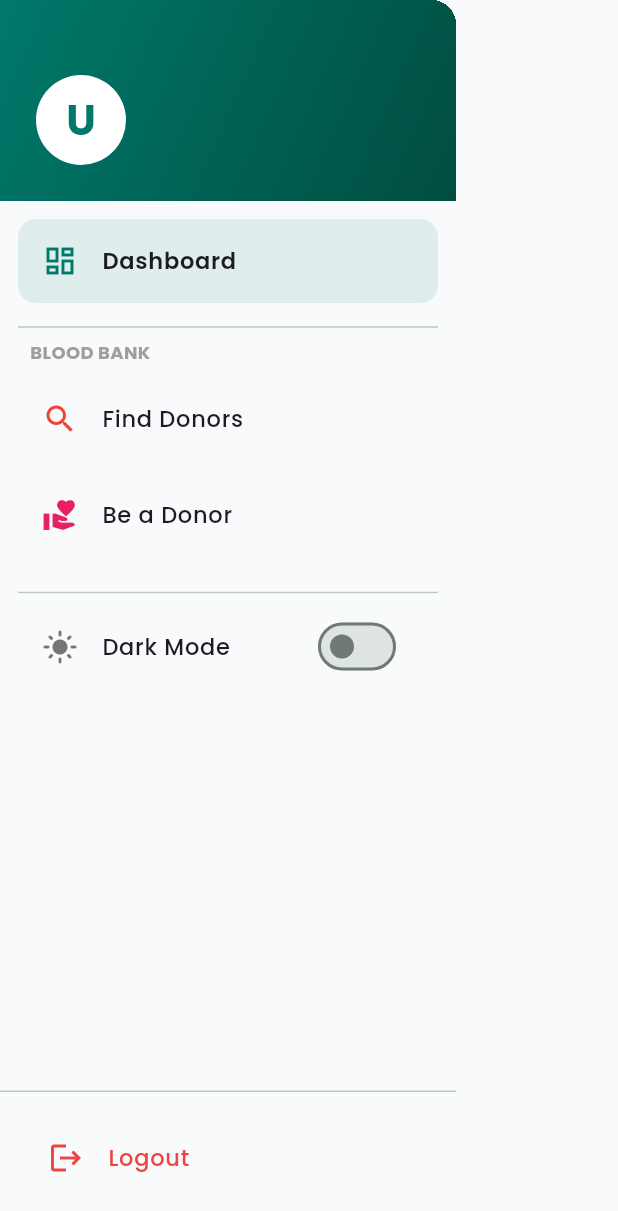
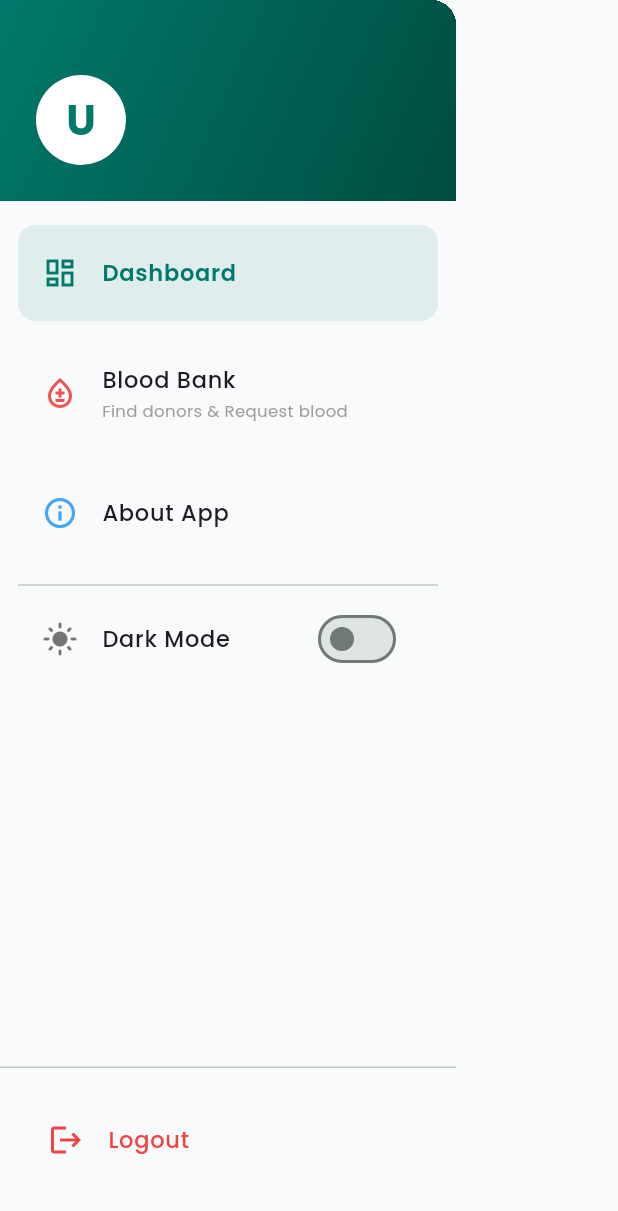
Before and after one commit to SH-Jisan/MXB2026-Dhaka-Syntax_samuraise-HealthSync, a Flutter app: the SideDrawer widget shown alone on an empty page, opened directly, on a phone screen of 412 x 824 dp. Shown: the top 1211 px of the screen. Run offline on Flutter 3.47's test engine with Material 3 defaults, Android fonts, the light colour scheme and no system bars; our stand-ins replace file_picker, firebase_core, firebase_messaging, flutter_riverpod, go_router, google_fonts and 4 more; accounts and stored records are empty; network calls fail.

Commit message:
sidebar bug fix

```diff
--- a/health_sync/lib/shared/widgets/side_drawer.dart
+++ b/health_sync/lib/shared/widgets/side_drawer.dart
@@ -2,45 +2,34 @@ import 'package:flutter/material.dart';
 import 'package:flutter_riverpod/flutter_riverpod.dart';
 import 'package:google_fonts/google_fonts.dart';
 import 'package:supabase_flutter/supabase_flutter.dart';
-import 'package:go_router/go_router.dart';
-
 import '../../core/constants/app_colors.dart';
-import '../providers/user_profile_provider.dart';
-import '../providers/theme_provider.dart';
+import '../../features/blood/pages/blood_home_page.dart';
+import '../../features/about/about_app_page.dart';
+import '../providers/theme_provider.dart'; // Import Theme Provider
 
 class SideDrawer extends ConsumerWidget {
   const SideDrawer({super.key});
 
   @override
   Widget build(BuildContext context, WidgetRef ref) {
-    final profileAsync = ref.watch(userProfileProvider);
+    final user = Supabase.instance.client.auth.currentUser;
+    final email = user?.email ?? "Guest";
+    final name = user?.userMetadata?['full_name'] ?? "User";
+    final firstLetter = name.isNotEmpty ? name[0].toUpperCase() : "U";
 
-    // 🌗 Theme state
+    // Watch Theme State
     final themeMode = ref.watch(themeProvider);
     final isDark = themeMode == ThemeMode.dark;
 
     return Drawer(
       backgroundColor: Theme.of(context).scaffoldBackgroundColor,
-      child: profileAsync.when(
-        loading: () => const Center(child: CircularProgressIndicator()),
-        error: (e, _) => Center(child: Text("Error: $e")),
-        data: (profile) {
-          final role = profile?['role'] ?? 'CITIZEN';
-          final name = profile?['full_name'] ?? 'User';
-          final email = profile?['email'] ?? '';
-          final firstLetter = name.isNotEmpty ? name[0].toUpperCase() : 'U';
-
-          return Column(
+      surfaceTintColor: Colors.transparent,
+      child: Column(
         children: [
-              // ================= HEADER =================
+          // 1. Header with Gradient & User Info
           Container(
-                padding: const EdgeInsets.only(
-                  top: 50,
-                  bottom: 24,
-                  left: 24,
-                  right: 24,
-                ),
-                decoration: const BoxDecoration(
+            padding: const EdgeInsets.only(top: 50, bottom: 24, left: 24, right: 24),
+            decoration: BoxDecoration(
               gradient: LinearGradient(
                 colors: [AppColors.primary, AppColors.secondary],
                 begin: Alignment.topLeft,
@@ -57,7 +46,7 @@ class SideDrawer extends ConsumerWidget {
                     style: GoogleFonts.poppins(
                         fontSize: 28,
                         fontWeight: FontWeight.bold,
-                          color: AppColors.primary,
+                        color: AppColors.primary
                     ),
                   ),
                 ),
@@ -90,189 +79,107 @@ class SideDrawer extends ConsumerWidget {
             ),
           ),
 
-              const SizedBox(height: 12),
+          const SizedBox(height: 16),
 
-              // ================= MENU =================
+          // 2. Menu Items
           Expanded(
             child: ListView(
               padding: const EdgeInsets.symmetric(horizontal: 12),
               children: [
-                    _drawerItem(
+                _buildDrawerItem(
                   context,
                   icon: Icons.dashboard_outlined,
                   text: "Dashboard",
-                      isActive: true,
+                  onTap: () => Navigator.pop(context),
+                  isActive: true, // Assuming we are on dashboard if drawer is opened usually
+                ),
+
+                _buildDrawerItem(
+                  context,
+                  icon: Icons.bloodtype_outlined,
+                  text: "Blood Bank",
+                  subtitle: "Find donors & Request blood",
+                  iconColor: Colors.red.shade400,
                   onTap: () {
                     Navigator.pop(context);
-                        context.go('/dashboard');
+                    Navigator.push(
+                        context,
+                        MaterialPageRoute(builder: (_) => const BloodHomePage())
+                    );
+                  },
+                ),
+
+                _buildDrawerItem(
+                  context,
+                  icon: Icons.info_outline,
+                  text: "About App",
+                  iconColor: Colors.blue.shade400,
+                  onTap: () {
+                    Navigator.pop(context);
+                    Navigator.push(
+                        context,
+                        MaterialPageRoute(builder: (_) => const AboutAppPage())
+                    );
                   },
                 ),
 
                 const Divider(),
 
-                    Padding(
-                      padding: const EdgeInsets.only(left: 8, bottom: 8),
-                      child: Text(
-                        "BLOOD BANK",
-                        style: GoogleFonts.poppins(
-                          fontSize: 12,
-                          fontWeight: FontWeight.bold,
-                          color: Colors.grey,
-                        ),
-                      ),
-                    ),
-
-                    // 🔥 ROLE BASED MENU
-                    if (role == 'HOSPITAL') ...[
-                      _drawerItem(
-                        context,
-                        icon: Icons.bloodtype,
-                        text: "My Blood Bank",
-                        subtitle: "Manage inventory",
-                        iconColor: Colors.red,
-                        onTap: () {
-                          Navigator.pop(context);
-                          context.go('/hospital/blood-bank');
-                        },
-                      ),
-                      _drawerItem(
-                        context,
-                        icon: Icons.campaign,
-                        text: "Post Blood Request",
-                        iconColor: Colors.orange,
-                        onTap: () {
-                          Navigator.pop(context);
-                          context.go('/blood/request');
-                        },
-                      ),
-                      _drawerItem(
-                        context,
-                        icon: Icons.history,
-                        text: "Request History",
-                        iconColor: Colors.blue,
-                        onTap: () {
-                          Navigator.pop(context);
-                          context.go('/blood/my-requests');
-                        },
-                      ),
-                    ] else ...[
-                      _drawerItem(
-                        context,
-                        icon: Icons.search,
-                        text: "Find Donors",
-                        iconColor: Colors.red,
-                        onTap: () {
-                          Navigator.pop(context);
-                          context.go('/donors');
-                        },
-                      ),
-                      _drawerItem(
-                        context,
-                        icon: Icons.volunteer_activism,
-                        text: "Be a Donor",
-                        iconColor: Colors.pink,
-                        onTap: () {
-                          Navigator.pop(context);
-                          context.go('/donor/register');
-                        },
-                      ),
-                    ],
-
-                    const SizedBox(height: 8),
-                    const Divider(),
-
-                    // ================= DARK MODE =================
+                // 🌗 Theme Toggle Switch
                 Container(
-                      margin: const EdgeInsets.only(bottom: 12),
+                  margin: const EdgeInsets.only(bottom: 8),
                   decoration: BoxDecoration(
-                        color: isDark
-                            ? Colors.white.withOpacity(0.05)
-                            : Colors.transparent,
+                    color: isDark ? Colors.white.withOpacity(0.05) : Colors.transparent,
                     borderRadius: BorderRadius.circular(12),
                   ),
                   child: SwitchListTile(
                     title: Text(
                         "Dark Mode",
                         style: GoogleFonts.poppins(
+                            fontWeight: FontWeight.w500,
                             fontSize: 15,
-                            fontWeight: FontWeight.w500,
-                            color: Theme.of(context)
-                                .textTheme
-                                .bodyMedium
-                                ?.color,
-                          ),
+                            color: Theme.of(context).textTheme.bodyMedium?.color
+                        )
                     ),
                     secondary: Icon(
                         isDark ? Icons.dark_mode : Icons.light_mode,
-                          color:
-                          isDark ? Colors.amber : Colors.grey.shade600,
+                        color: isDark ? Colors.amber : Colors.grey.shade600
                     ),
                     value: isDark,
-                        onChanged: (_) {
-                          ref
-                              .read(themeProvider.notifier)
-                              .toggleTheme();
+                    onChanged: (val) {
+                      ref.read(themeProvider.notifier).toggleTheme();
                     },
-                        shape: RoundedRectangleBorder(
-                          borderRadius: BorderRadius.circular(12),
+                    shape: RoundedRectangleBorder(borderRadius: BorderRadius.circular(12)),
                   ),
                 ),
-                    ),
+
               ],
             ),
           ),
 
           const Divider(height: 1),
 
-              // ================= LOGOUT =================
+          // 3. Logout Section
           Padding(
-                padding: const EdgeInsets.all(16),
-                child: _drawerItem(
+            padding: const EdgeInsets.all(16.0),
+            child: _buildDrawerItem(
               context,
               icon: Icons.logout,
               text: "Logout",
               iconColor: AppColors.error,
               textColor: AppColors.error,
               onTap: () async {
-                    final confirm = await showDialog<bool>(
-                      context: context,
-                      builder: (_) => AlertDialog(
-                        title: const Text("Logout"),
-                        content:
-                        const Text("Are you sure you want to logout?"),
-                        actions: [
-                          TextButton(
-                            onPressed: () =>
-                                Navigator.pop(context, false),
-                            child: const Text("Cancel"),
-                          ),
-                          TextButton(
-                            onPressed: () =>
-                                Navigator.pop(context, true),
-                            child: const Text("Logout"),
-                          ),
-                        ],
-                      ),
-                    );
-
-                    if (confirm == true) {
                 await Supabase.instance.client.auth.signOut();
-                      if (context.mounted) {
-                        context.go('/login');
-                      }
-                    }
               },
             ),
           ),
+          const SizedBox(height: 8),
         ],
-          );
-        },
       ),
     );
   }
 
-  // ================= DRAWER ITEM =================
-  Widget _drawerItem(
+  Widget _buildDrawerItem(
       BuildContext context, {
         required IconData icon,
         required String text,
@@ -285,43 +192,33 @@ class SideDrawer extends ConsumerWidget {
     final theme = Theme.of(context);
     final isDark = theme.brightness == Brightness.dark;
 
-    final iconFinalColor = isActive
+    final color = isActive
         ? AppColors.primary
         : (iconColor ?? (isDark ? Colors.white70 : Colors.grey.shade600));
+
+    final textStyle = GoogleFonts.poppins(
+      color: isActive
+          ? AppColors.primary
+          : (textColor ?? theme.textTheme.bodyMedium?.color),
+      fontWeight: isActive ? FontWeight.w600 : FontWeight.w500,
+      fontSize: 15,
+    );
 
     return Container(
       margin: const EdgeInsets.only(bottom: 8),
       decoration: BoxDecoration(
-        color: isActive
-            ? AppColors.primary.withOpacity(0.1)
-            : Colors.transparent,
+        color: isActive ? AppColors.primary.withOpacity(0.1) : Colors.transparent,
         borderRadius: BorderRadius.circular(12),
       ),
       child: ListTile(
-        leading: Icon(icon, color: iconFinalColor),
-        title: Text(
-          text,
-          style: GoogleFonts.poppins(
-            fontSize: 15,
-            fontWeight:
-            isActive ? FontWeight.w600 : FontWeight.w500,
-            color: textColor ?? theme.textTheme.bodyMedium?.color,
-          ),
-        ),
+        leading: Icon(icon, color: color),
+        title: Text(text, style: textStyle),
         subtitle: subtitle != null
-            ? Text(
-          subtitle,
-          style: TextStyle(
-            fontSize: 11,
-            color: isDark
-                ? Colors.white54
-                : Colors.grey.shade500,
-          ),
-        )
+            ? Text(subtitle, style: TextStyle(fontSize: 11, color: isDark ? Colors.white54 : Colors.grey.shade500))
             : null,
         onTap: onTap,
-        shape:
-        RoundedRectangleBorder(borderRadius: BorderRadius.circular(12)),
+        shape: RoundedRectangleBorder(borderRadius: BorderRadius.circular(12)),
+        contentPadding: const EdgeInsets.symmetric(horizontal: 16, vertical: 4),
       ),
     );
   }
```
Lines whose indentation alone changed are shown as unchanged.
